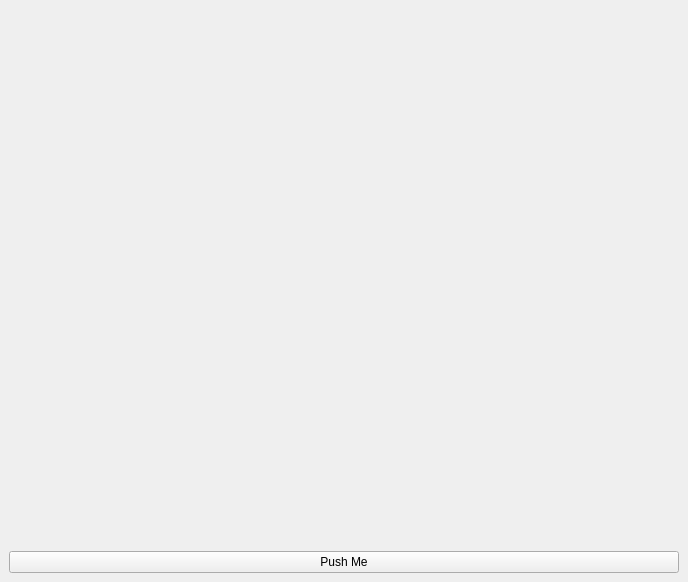
Old version of the form lui_testing/py3_pyside2_n_dui2/manage_users/simple.ui in the repository luisodls/dui_prototyping.
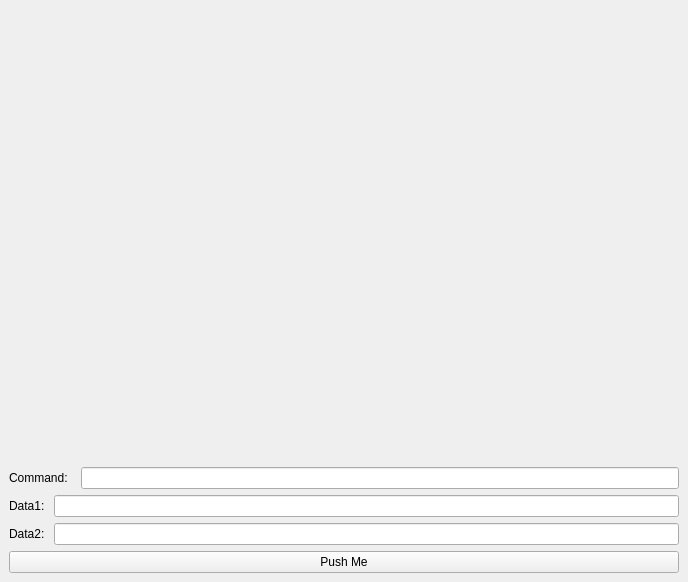
New version of the form.

Commit message: adding post feature to copy/pasted example

```diff
--- a/lui_testing/py3_pyside2_n_dui2/manage_users/simple.ui
+++ b/lui_testing/py3_pyside2_n_dui2/manage_users/simple.ui
@@ -18,6 +18,48 @@
     <item>
      <widget class="QWidget" name="InerWidget" native="true"/>
     </item>
+    <item>
+     <layout class="QHBoxLayout" name="horizontalLayout">
+      <item>
+       <widget class="QLabel" name="label">
+        <property name="text">
+         <string>Command:  </string>
+        </property>
+       </widget>
+      </item>
+      <item>
+       <widget class="QLineEdit" name="CommadLineEdit"/>
+      </item>
+     </layout>
+    </item>
+    <item>
+     <layout class="QHBoxLayout" name="horizontalLayout_2">
+      <item>
+       <widget class="QLabel" name="label_2">
+        <property name="text">
+         <string>Data1: </string>
+        </property>
+       </widget>
+      </item>
+      <item>
+       <widget class="QLineEdit" name="Data_LineEdit_01"/>
+      </item>
+     </layout>
+    </item>
+    <item>
+     <layout class="QHBoxLayout" name="horizontalLayout_3">
+      <item>
+       <widget class="QLabel" name="label_3">
+        <property name="text">
+         <string>Data2: </string>
+        </property>
+       </widget>
+      </item>
+      <item>
+       <widget class="QLineEdit" name="Data_LineEdit_02"/>
+      </item>
+     </layout>
+    </item>
     <item>
      <widget class="QPushButton" name="Button1">
       <property name="text">
```
The commit also changes 1 other file.
